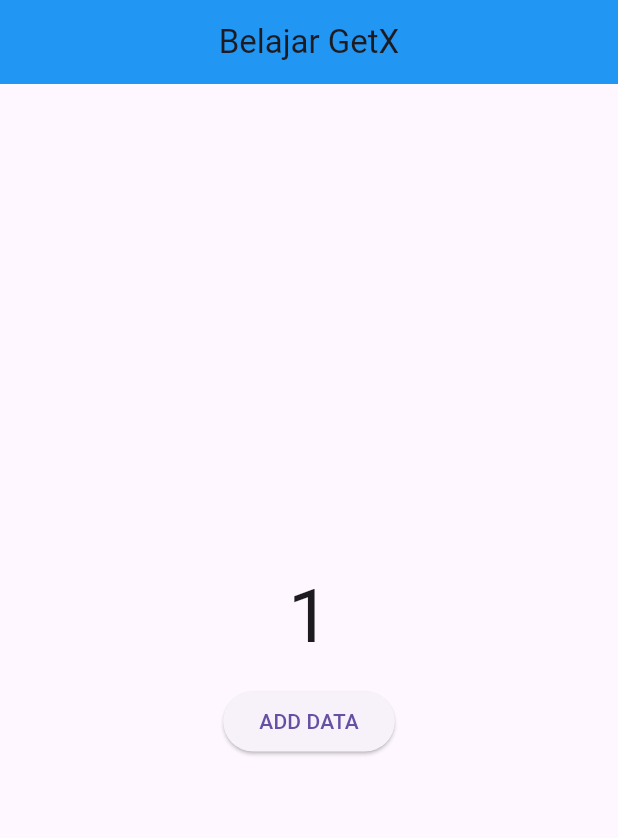
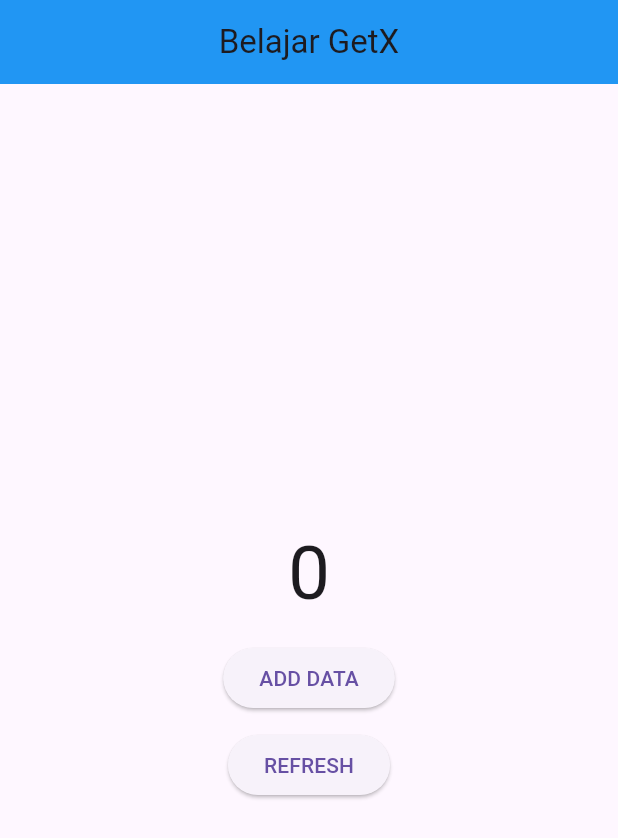
Before and after one commit to depriandiy/gym_presence, a Flutter app: the screen it shows after launch, after a tap on "ADD DATA", on a phone screen of 412 x 824 dp. Shown: the top 838 px of the screen. Run offline on Flutter 3.47's test engine with Material 3 defaults, Android fonts, the phone set to English and light mode, and no system bars; our stand-ins replace firebase_core, get, introduction_screen; accounts and stored records are empty.

Commit message:
simple state management

```diff
--- a/lib/controllers/home_controller.dart
+++ b/lib/controllers/home_controller.dart
@@ -1,9 +1,17 @@
 import 'package:get/get.dart';
 
 class HomeController extends GetxController {
-  RxInt dataObs = 0.obs; // reactive state management (Rx) -> using Obx()
+  // RxInt dataObs = 0.obs; // reactive state management (Rx) -> using Obx()
+  int dataObs = 0; // simple state management -> using GetBuilder()
 
   void addData() {
     dataObs++;
+    if (dataObs % 5 == 0) {
+      update();
+    }
+  }
+
+  void refreshData() {
+    update();
   }
 }
--- a/lib/screens/home_screen.dart
+++ b/lib/screens/home_screen.dart
@@ -17,9 +17,18 @@ class HomeScreen extends StatelessWidget {
         child: Column(
           mainAxisAlignment: MainAxisAlignment.center,
           children: [
-            Obx(
-              () => Text(
-                "${homeC.dataObs}",
+            // realtime changing.
+            // Obx(
+            //   () => Text(
+            //     "${homeC.dataObs}",
+            //     style: TextStyle(fontSize: 50),
+            //   ),
+            // ),
+
+            // simple SM, make a trigger to change state.
+            GetBuilder<HomeController>(
+              builder: (controller) => Text(
+                "${controller.dataObs}",
                 style: TextStyle(fontSize: 50),
               ),
             ),
@@ -30,6 +39,14 @@ class HomeScreen extends StatelessWidget {
               },
               child: Text("ADD DATA"),
             ),
+            SizedBox(height: 10),
+            // button for trigger state changed.
+            ElevatedButton(
+              onPressed: () {
+                homeC.refreshData();
+              },
+              child: Text("REFRESH"),
+            ),
           ],
         ),
       ),
```
